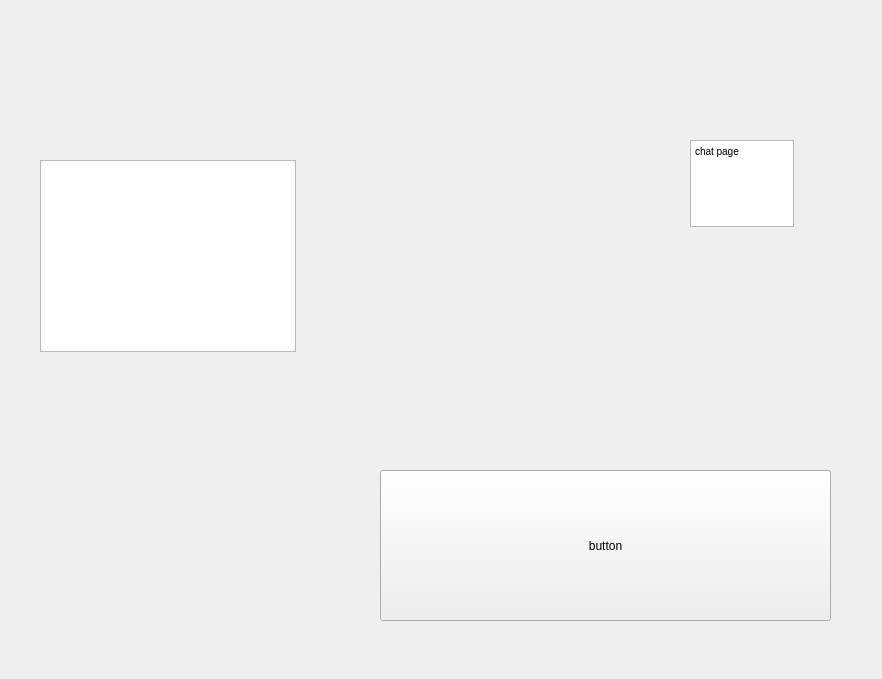
First picture: the form in layouts/chat.ui, repository ryantrain/Prodmax, before the edit.
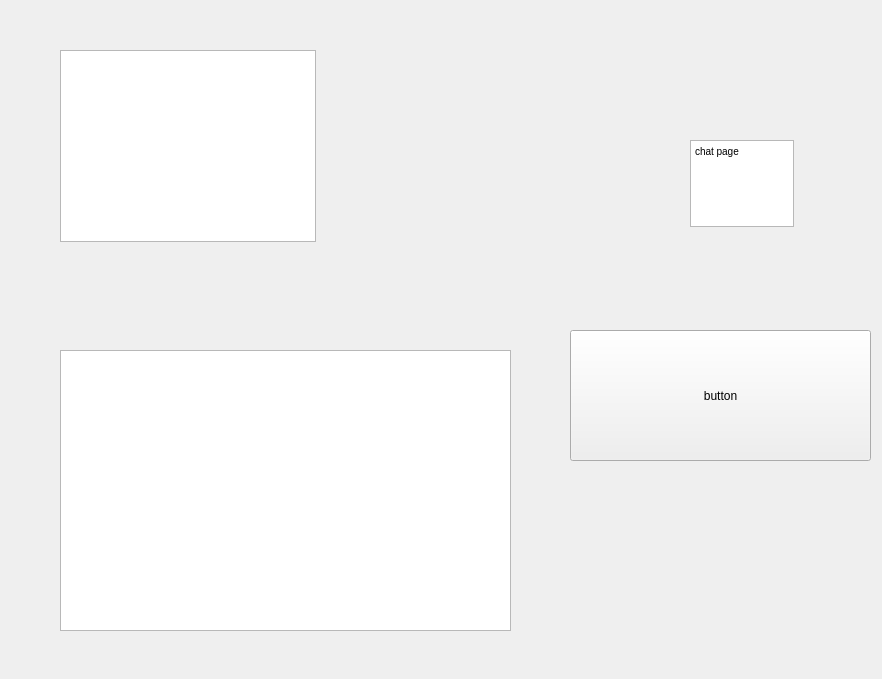
Second picture: the form after the edit.

Commit message: Replaced all asyncios with @asyncSlot() decorator. Hard coded a chat_id to load messages between two specific users. Added reactivity for "enter" key for logging in

Diff of the .ui file:
```diff
--- a/layouts/chat.ui
+++ b/layouts/chat.ui
@@ -17,10 +17,10 @@
    <widget class="QPushButton" name="button_1">
     <property name="geometry">
      <rect>
-      <x>380</x>
-      <y>470</y>
-      <width>451</width>
-      <height>151</height>
+      <x>570</x>
+      <y>330</y>
+      <width>301</width>
+      <height>131</height>
      </rect>
     </property>
     <property name="text">
@@ -47,8 +47,8 @@
    <widget class="QListWidget" name="friends_list">
     <property name="geometry">
      <rect>
-      <x>40</x>
-      <y>160</y>
+      <x>60</x>
+      <y>50</y>
       <width>256</width>
       <height>192</height>
      </rect>
@@ -57,13 +57,26 @@
    <widget class="QWidget" name="profile_container" native="true">
     <property name="geometry">
      <rect>
-      <x>320</x>
-      <y>160</y>
+      <x>340</x>
+      <y>50</y>
       <width>201</width>
       <height>271</height>
      </rect>
     </property>
    </widget>
+   <widget class="QListWidget" name="chat_window">
+    <property name="geometry">
+     <rect>
+      <x>60</x>
+      <y>350</y>
+      <width>451</width>
+      <height>281</height>
+     </rect>
+    </property>
+    <property name="wordWrap">
+     <bool>false</bool>
+    </property>
+   </widget>
   </widget>
  </widget>
  <resources/>
```
The commit also changes 7 other files.
